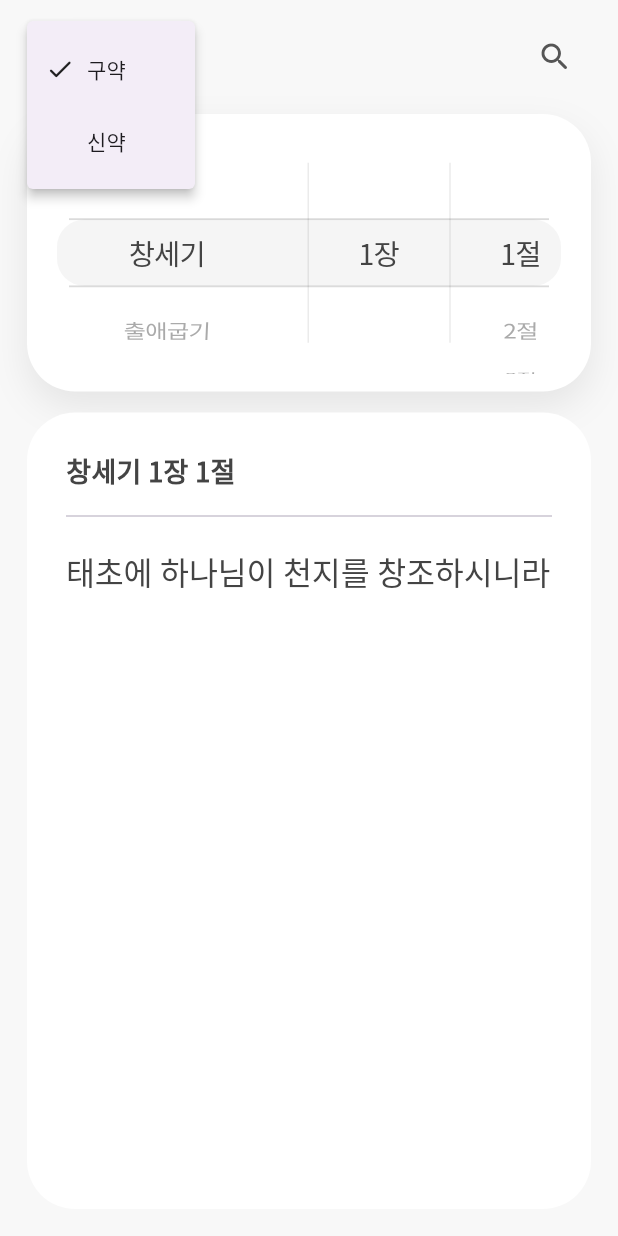
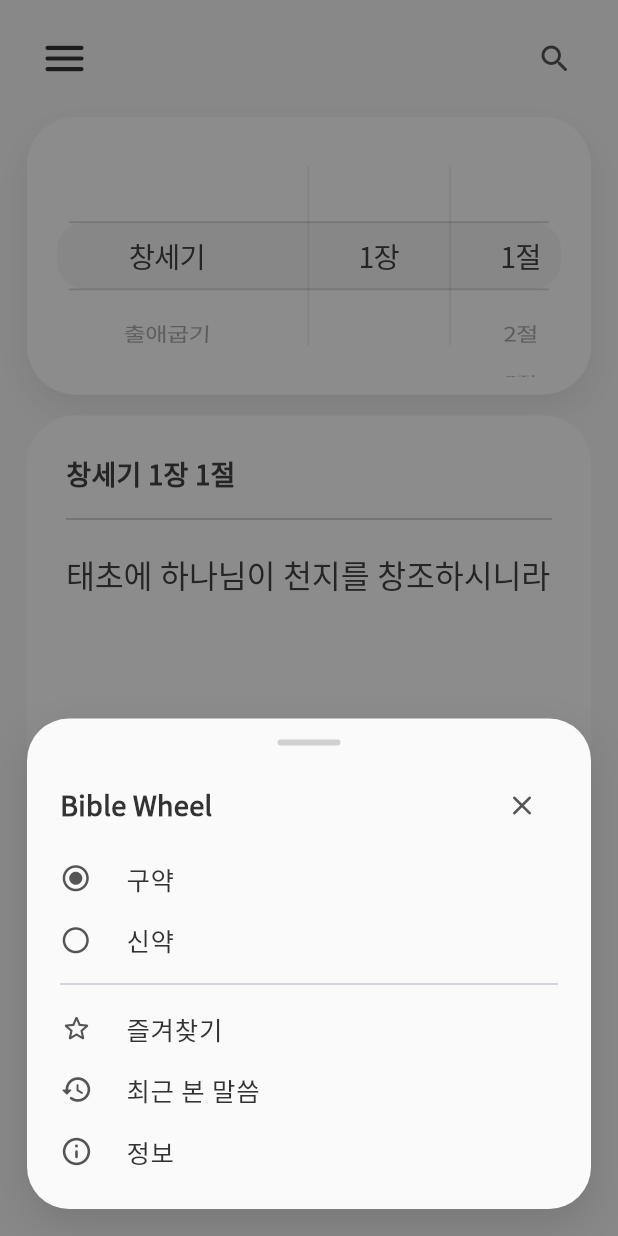
Before and after one commit to Kwandong/bible_wheel, a Flutter app: the screen it shows after launch, after a tap on the "menu" icon, on a phone screen of 412 x 824 dp. Run offline on Flutter 3.47's test engine with Material 3 defaults, Android fonts, the phone set to English and light mode, and no system bars; our stand-ins replace google_fonts.

Commit message:
v0.7 Refine main menu bottom sheet

```diff
--- a/lib/main.dart
+++ b/lib/main.dart
@@ -397,39 +397,173 @@ void openSearchDialog() {
   }
 
   Widget testamentMenu() {
-  return PopupMenuButton<String>(
-    icon: const Icon(Icons.menu_rounded, size: 32),
-    onSelected: changeTestament,
-    itemBuilder: (context) => [
-      PopupMenuItem(
-        value: '구약',
-        child: Row(
-          children: [
-            if (selectedTestament == '구약')
-              const Icon(Icons.check_rounded, size: 20),
-            if (selectedTestament != '구약')
-              const SizedBox(width: 20),
-            const SizedBox(width: 8),
-            const Text('구약'),
+  return IconButton(
+    icon: const Icon(
+      Icons.menu_rounded,
+      size: 34,
+      color: Color(0xFF333333),
+    ),
+    onPressed: openMainMenu,
+  );
+}
+
+void openMainMenu() {
+  showModalBottomSheet(
+    context: context,
+    backgroundColor: Colors.transparent,
+    barrierColor: Colors.black.withOpacity(0.45),
+    builder: (context) {
+      return Container(
+        margin: const EdgeInsets.fromLTRB(18, 0, 18, 18),
+        padding: const EdgeInsets.fromLTRB(22, 14, 22, 18),
+        decoration: BoxDecoration(
+          color: const Color(0xFFFAFAFA),
+          borderRadius: BorderRadius.circular(28),
+          boxShadow: [
+            BoxShadow(
+              color: Colors.black.withOpacity(0.12),
+              blurRadius: 24,
+              offset: const Offset(0, 10),
+            ),
           ],
         ),
-      ),
-      PopupMenuItem(
-        value: '신약',
-        child: Row(
+        child: Column(
+          mainAxisSize: MainAxisSize.min,
           children: [
-            if (selectedTestament == '신약')
-              const Icon(Icons.check_rounded, size: 20),
-            if (selectedTestament != '신약')
-              const SizedBox(width: 20),
-            const SizedBox(width: 8),
-            const Text('신약'),
+            Container(
+              width: 42,
+              height: 4,
+              decoration: BoxDecoration(
+                color: const Color(0xFFD0D0D0),
+                borderRadius: BorderRadius.circular(999),
+              ),
+            ),
+
+            const SizedBox(height: 16),
+
+            Row(
+              children: [
+                Text(
+                  'Bible Wheel',
+                  style: GoogleFonts.notoSansKr(
+                    fontSize: 18,
+                    fontWeight: FontWeight.w700,
+                    color: const Color(0xFF333333),
+                  ),
+                ),
+                const Spacer(),
+                IconButton(
+                  onPressed: () => Navigator.pop(context),
+                  icon: const Icon(
+                    Icons.close_rounded,
+                    size: 22,
+                    color: Color(0xFF555555),
+                  ),
+                ),
+              ],
+            ),
+
+            const SizedBox(height: 4),
+
+            menuRow(
+              title: '구약',
+              checked: selectedTestament == '구약',
+              onTap: () {
+                Navigator.pop(context);
+                changeTestament('구약');
+              },
+            ),
+            menuRow(
+              title: '신약',
+              checked: selectedTestament == '신약',
+              onTap: () {
+                Navigator.pop(context);
+                changeTestament('신약');
+              },
+            ),
+
+            const Divider(height: 18),
+
+            menuRow(
+              icon: Icons.star_border_rounded,
+              title: '즐겨찾기',
+              onTap: () {
+                Navigator.pop(context);
+                ScaffoldMessenger.of(context).showSnackBar(
+                  const SnackBar(content: Text('즐겨찾기는 다음 버전에서 추가합니다.')),
+                );
+              },
+            ),
+            menuRow(
+              icon: Icons.history_rounded,
+              title: '최근 본 말씀',
+              onTap: () {
+                Navigator.pop(context);
+                ScaffoldMessenger.of(context).showSnackBar(
+                  const SnackBar(content: Text('최근 본 말씀은 다음 버전에서 추가합니다.')),
+                );
+              },
+            ),
+            menuRow(
+              icon: Icons.info_outline_rounded,
+              title: '정보',
+              onTap: () {
+                Navigator.pop(context);
+                ScaffoldMessenger.of(context).showSnackBar(
+                  const SnackBar(content: Text('Bible Wheel v0.6')),
+                );
+              },
+            ),
           ],
         ),
-      ),
-    ],
+      );
+    },
   );
 }
+
+Widget menuRow({
+  IconData? icon,
+  required String title,
+  required VoidCallback onTap,
+  bool checked = false,
+}) {
+  return ListTile(
+    dense: true,
+    visualDensity: const VisualDensity(vertical: -2),
+    contentPadding: EdgeInsets.zero,
+    minLeadingWidth: 28,
+    leading: icon != null
+        ? Icon(
+            icon,
+            size: 22,
+            color: const Color(0xFF555555),
+          )
+        : Icon(
+            checked
+                ? Icons.radio_button_checked_rounded
+                : Icons.radio_button_unchecked_rounded,
+            size: 21,
+            color: const Color(0xFF555555),
+          ),
+    title: Text(
+      title,
+      style: GoogleFonts.notoSansKr(
+        fontSize: 17,
+        fontWeight: FontWeight.w500,
+        color: const Color(0xFF333333),
+      ),
+    ),
+    trailing: checked && icon != null
+        ? const Icon(
+            Icons.check_rounded,
+            size: 20,
+            color: Color(0xFF555555),
+          )
+        : null,
+    onTap: onTap,
+  );
+}
+
 
   Widget wheelPicker({
     required FixedExtentScrollController controller,
```
